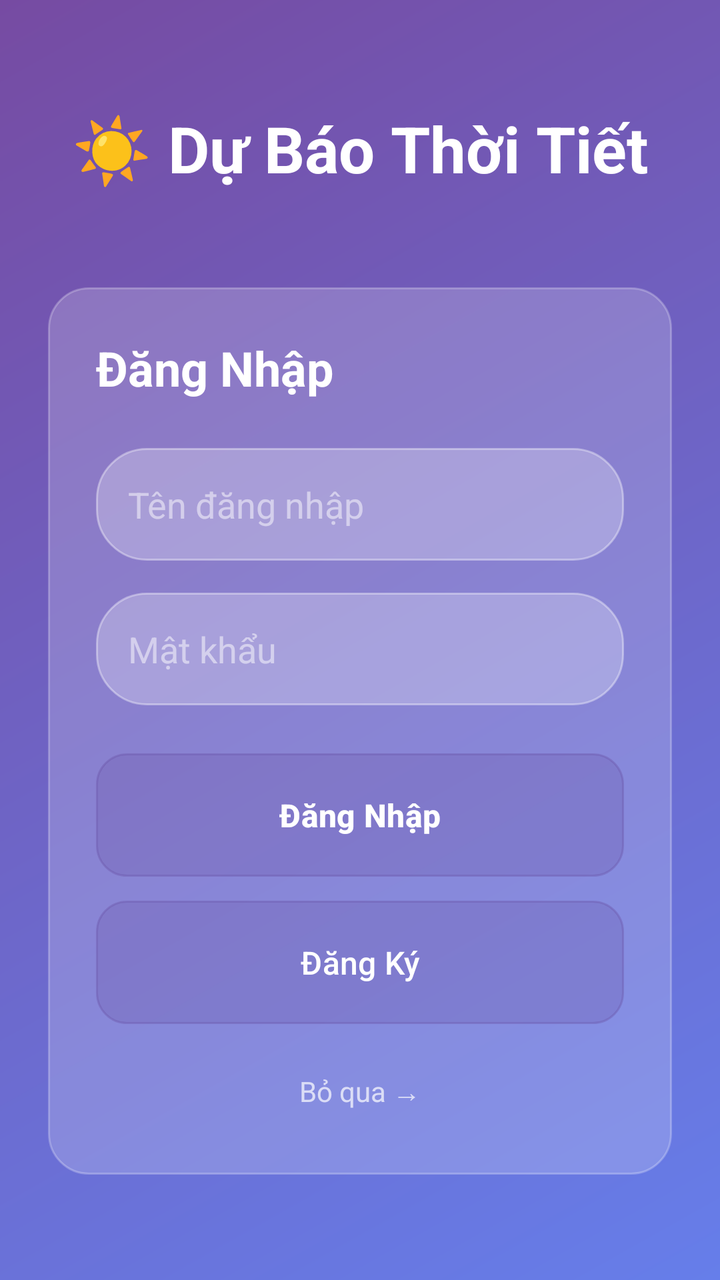
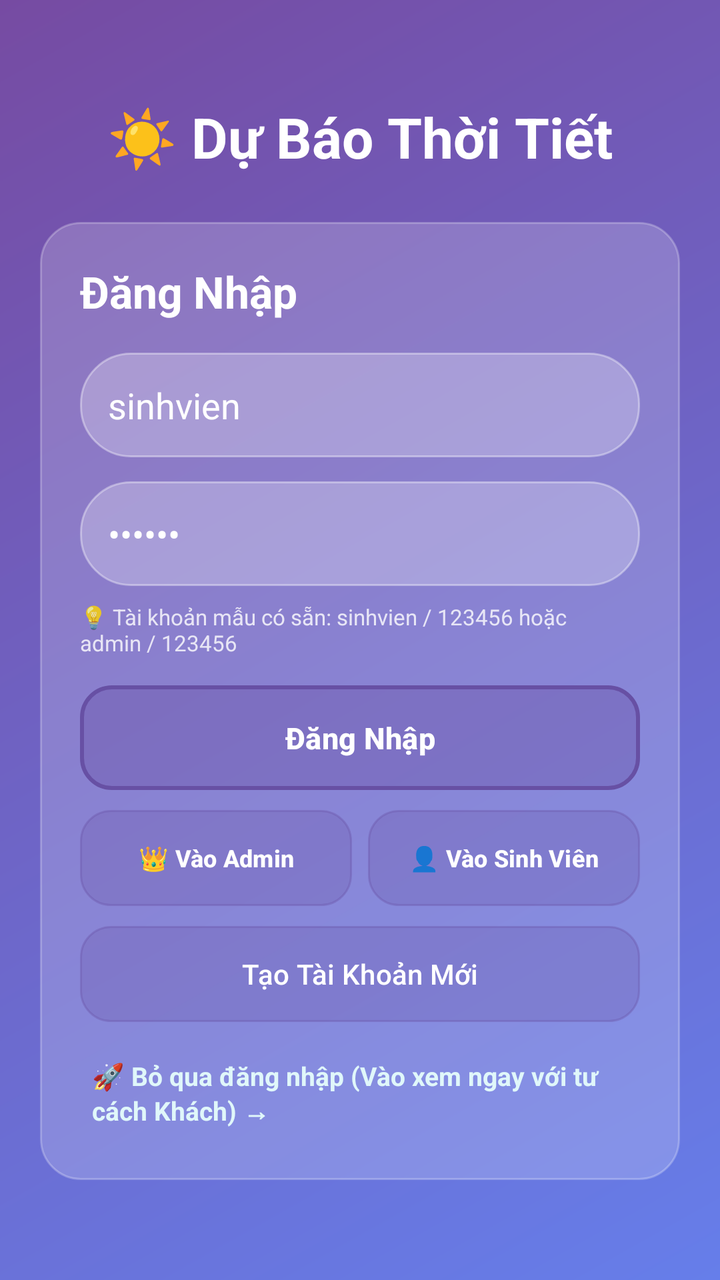

Compare the two renders of this Android layout. The source of the first and the diff that turns it into the second are given below.
<!-- AndroidManifest.xml: application theme Theme.DuBaoThoiTiet -->
<!-- res/layout/activity_login.xml -->
<?xml version="1.0" encoding="utf-8"?>
<LinearLayout xmlns:android="http://schemas.android.com/apk/res/android"
    android:layout_width="match_parent"
    android:layout_height="match_parent"
    android:orientation="vertical"
    android:background="@drawable/gradient_background"
    android:fitsSystemWindows="true"
    android:padding="24dp"
    android:gravity="center">

    
    <TextView
        android:layout_width="wrap_content"
        android:layout_height="wrap_content"
        android:text="☀️ Dự Báo Thời Tiết"
        android:textColor="@android:color/white"
        android:textSize="32sp"
        android:textStyle="bold"
        android:layout_marginBottom="48dp"/>

    
    <LinearLayout
        android:layout_width="match_parent"
        android:layout_height="wrap_content"
        android:orientation="vertical"
        android:background="@drawable/card_background"
        android:padding="24dp">

        <TextView
            android:layout_width="wrap_content"
            android:layout_height="wrap_content"
            android:text="Đăng Nhập"
            android:textColor="@android:color/white"
            android:textSize="24sp"
            android:textStyle="bold"
            android:layout_marginBottom="24dp"/>

        
        <EditText
            android:id="@+id/etUsername"
            android:layout_width="match_parent"
            android:layout_height="wrap_content"
            android:hint="Tên đăng nhập"
            android:textColorHint="#80FFFFFF"
            android:textColor="@android:color/white"
            android:background="@drawable/search_background"
            android:padding="16dp"
            android:inputType="text"
            android:layout_marginBottom="16dp"/>

        
        <EditText
            android:id="@+id/etPassword"
            android:layout_width="match_parent"
            android:layout_height="wrap_content"
            android:hint="Mật khẩu"
            android:textColorHint="#80FFFFFF"
            android:textColor="@android:color/white"
            android:background="@drawable/search_background"
            android:padding="16dp"
            android:inputType="textPassword"
            android:layout_marginBottom="24dp"/>

        
        <Button
            android:id="@+id/btnLogin"
            android:layout_width="match_parent"
            android:layout_height="wrap_content"
            android:text="Đăng Nhập"
            android:textColor="@android:color/white"
            android:textSize="16sp"
            android:textStyle="bold"
            android:background="@drawable/button_normal"
            android:padding="16dp"
            android:layout_marginBottom="12dp"/>

        
        <Button
            android:id="@+id/btnRegister"
            android:layout_width="match_parent"
            android:layout_height="wrap_content"
            android:text="Đăng Ký"
            android:textColor="@android:color/white"
            android:textSize="16sp"
            android:background="@drawable/button_normal"
            android:padding="16dp"/>

        
        <TextView
            android:id="@+id/tvSkipLogin"
            android:layout_width="wrap_content"
            android:layout_height="wrap_content"
            android:text="Bỏ qua →"
            android:textColor="#B3FFFFFF"
            android:textSize="14sp"
            android:layout_gravity="center"
            android:layout_marginTop="16dp"
            android:padding="8dp"
            android:clickable="true"
            android:focusable="true"/>
    </LinearLayout>
</LinearLayout>
<!-- resources referenced by this layout -->
<resources>
  <!-- drawable button_normal (drawable) -->
  <?xml version="1.0" encoding="utf-8"?>
  <shape xmlns:android="http://schemas.android.com/apk/res/android"
      android:shape="rectangle">
      <solid android:color="#40FFFFFF"/>
      <corners android:radius="15dp"/>
      <stroke
          android:width="1dp"
          android:color="#60FFFFFF"/>
  </shape>
  <!-- drawable card_background (drawable) -->
  <?xml version="1.0" encoding="utf-8"?>
  <shape xmlns:android="http://schemas.android.com/apk/res/android"
      android:shape="rectangle">
      <solid android:color="#30FFFFFF"/>
      <corners android:radius="20dp"/>
      <stroke
          android:width="1dp"
          android:color="#40FFFFFF"/>
  </shape>
  <!-- drawable gradient_background (drawable) -->
  <?xml version="1.0" encoding="utf-8"?>
  <shape xmlns:android="http://schemas.android.com/apk/res/android">
      <gradient
          android:angle="135"
          android:startColor="#667eea"
          android:endColor="#764ba2"
          android:type="linear"/>
  </shape>
  <!-- drawable search_background (drawable) -->
  <?xml version="1.0" encoding="utf-8"?>
  <shape xmlns:android="http://schemas.android.com/apk/res/android"
      android:shape="rectangle">
      <solid android:color="#40FFFFFF"/>
      <corners android:radius="25dp"/>
      <stroke
          android:width="1dp"
          android:color="#60FFFFFF"/>
  </shape>
  <style name="Theme.DuBaoThoiTiet" parent="Base.Theme.DuBaoThoiTiet" />
  <style name="Base.Theme.DuBaoThoiTiet" parent="Theme.Material3.DayNight.NoActionBar">
          <item name="android:fitsSystemWindows">true</item>
      </style>
</resources>

<!-- the commit's change to res/layout/activity_login.xml (unified diff, before → after) -->
@@ -5,7 +5,7 @@
     android:orientation="vertical"
     android:background="@drawable/gradient_background"
     android:fitsSystemWindows="true"
-    android:padding="24dp"
+    android:padding="20dp"
     android:gravity="center">
 
     
@@ -14,9 +14,9 @@
         android:layout_height="wrap_content"
         android:text="☀️ Dự Báo Thời Tiết"
         android:textColor="@android:color/white"
-        android:textSize="32sp"
+        android:textSize="28sp"
         android:textStyle="bold"
-        android:layout_marginBottom="48dp"/>
+        android:layout_marginBottom="24dp"/>
 
     
     <LinearLayout
@@ -24,16 +24,16 @@
         android:layout_height="wrap_content"
         android:orientation="vertical"
         android:background="@drawable/card_background"
-        android:padding="24dp">
+        android:padding="20dp">
 
         <TextView
             android:layout_width="wrap_content"
             android:layout_height="wrap_content"
             android:text="Đăng Nhập"
             android:textColor="@android:color/white"
-            android:textSize="24sp"
+            android:textSize="22sp"
             android:textStyle="bold"
-            android:layout_marginBottom="24dp"/>
+            android:layout_marginBottom="16dp"/>
 
         
         <EditText
@@ -41,12 +41,13 @@
             android:layout_width="match_parent"
             android:layout_height="wrap_content"
             android:hint="Tên đăng nhập"
+            android:text="sinhvien"
             android:textColorHint="#80FFFFFF"
             android:textColor="@android:color/white"
             android:background="@drawable/search_background"
-            android:padding="16dp"
+            android:padding="14dp"
             android:inputType="text"
-            android:layout_marginBottom="16dp"/>
+            android:layout_marginBottom="12dp"/>
 
         
         <EditText
@@ -54,12 +55,22 @@
             android:layout_width="match_parent"
             android:layout_height="wrap_content"
             android:hint="Mật khẩu"
+            android:text="123456"
             android:textColorHint="#80FFFFFF"
             android:textColor="@android:color/white"
             android:background="@drawable/search_background"
-            android:padding="16dp"
+            android:padding="14dp"
             android:inputType="textPassword"
-            android:layout_marginBottom="24dp"/>
+            android:layout_marginBottom="8dp"/>
+
+        
+        <TextView
+            android:layout_width="wrap_content"
+            android:layout_height="wrap_content"
+            android:text="💡 Tài khoản mẫu có sẵn: sinhvien / 123456 hoặc admin / 123456"
+            android:textColor="#CCFFFFFF"
+            android:textSize="11sp"
+            android:layout_marginBottom="14dp"/>
 
         
         <Button
@@ -68,34 +79,70 @@
             android:layout_height="wrap_content"
             android:text="Đăng Nhập"
             android:textColor="@android:color/white"
-            android:textSize="16sp"
+            android:textSize="15sp"
             android:textStyle="bold"
-            android:background="@drawable/button_normal"
-            android:padding="16dp"
-            android:layout_marginBottom="12dp"/>
+            android:background="@drawable/button_selected"
+            android:padding="12dp"
+            android:layout_marginBottom="10dp"/>
+
+        
+        <LinearLayout
+            android:layout_width="match_parent"
+            android:layout_height="wrap_content"
+            android:orientation="horizontal"
+            android:weightSum="2"
+            android:layout_marginBottom="10dp">
+
+            <Button
+                android:id="@+id/btnQuickAdmin"
+                android:layout_width="0dp"
+                android:layout_height="wrap_content"
+                android:layout_weight="1"
+                android:text="👑 Vào Admin"
+                android:textColor="@android:color/white"
+                android:textSize="12sp"
+                android:textStyle="bold"
+                android:background="@drawable/button_normal"
+                android:layout_marginEnd="4dp"
+                android:padding="8dp"/>
+
+            <Button
+                android:id="@+id/btnQuickStudent"
+                android:layout_width="0dp"
+                android:layout_height="wrap_content"
+                android:layout_weight="1"
+                android:text="👤 Vào Sinh Viên"
+                android:textColor="@android:color/white"
+                android:textSize="12sp"
+                android:textStyle="bold"
+                android:background="@drawable/button_normal"
+                android:layout_marginStart="4dp"
+                android:padding="8dp"/>
+        </LinearLayout>
 
         
         <Button
             android:id="@+id/btnRegister"
             android:layout_width="match_parent"
             android:layout_height="wrap_content"
-            android:text="Đăng Ký"
+            android:text="Tạo Tài Khoản Mới"
             android:textColor="@android:color/white"
-            android:textSize="16sp"
+            android:textSize="14sp"
             android:background="@drawable/button_normal"
-            android:padding="16dp"/>
+            android:padding="10dp"/>
 
         
         <TextView
             android:id="@+id/tvSkipLogin"
             android:layout_width="wrap_content"
             android:layout_height="wrap_content"
-            android:text="Bỏ qua →"
-            android:textColor="#B3FFFFFF"
-            android:textSize="14sp"
+            android:text="🚀 Bỏ qua đăng nhập (Vào xem ngay với tư cách Khách) →"
+            android:textColor="#E0F7FA"
+            android:textSize="13sp"
+            android:textStyle="bold"
             android:layout_gravity="center"
-            android:layout_marginTop="16dp"
-            android:padding="8dp"
+            android:layout_marginTop="12dp"
+            android:padding="6dp"
             android:clickable="true"
             android:focusable="true"/>
     </LinearLayout>
<!-- resource entries referenced after the edit -->
@@ -9,6 +9,16 @@
       <stroke
           android:width="1dp"
           android:color="#60FFFFFF"/>
+  </shape>
+  <!-- drawable button_selected (drawable) -->
+  <?xml version="1.0" encoding="utf-8"?>
+  <shape xmlns:android="http://schemas.android.com/apk/res/android"
+      android:shape="rectangle">
+      <solid android:color="#60FFFFFF"/>
+      <corners android:radius="15dp"/>
+      <stroke
+          android:width="2dp"
+          android:color="#FFFFFF"/>
   </shape>
   <!-- drawable card_background (drawable) -->
   <?xml version="1.0" encoding="utf-8"?>
